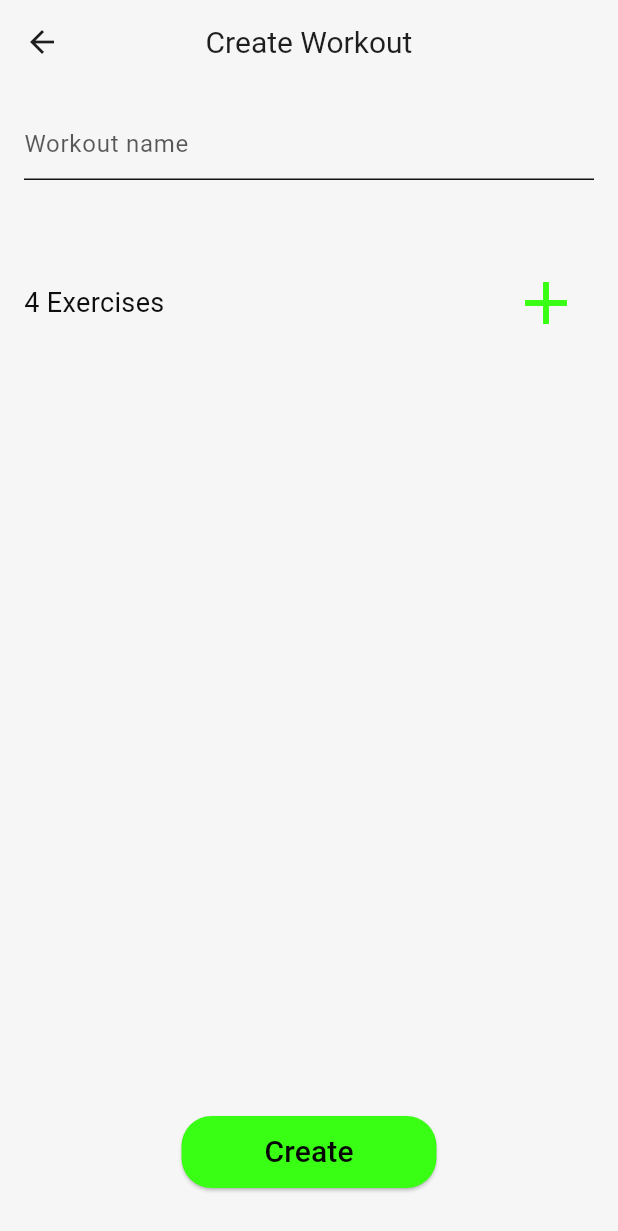
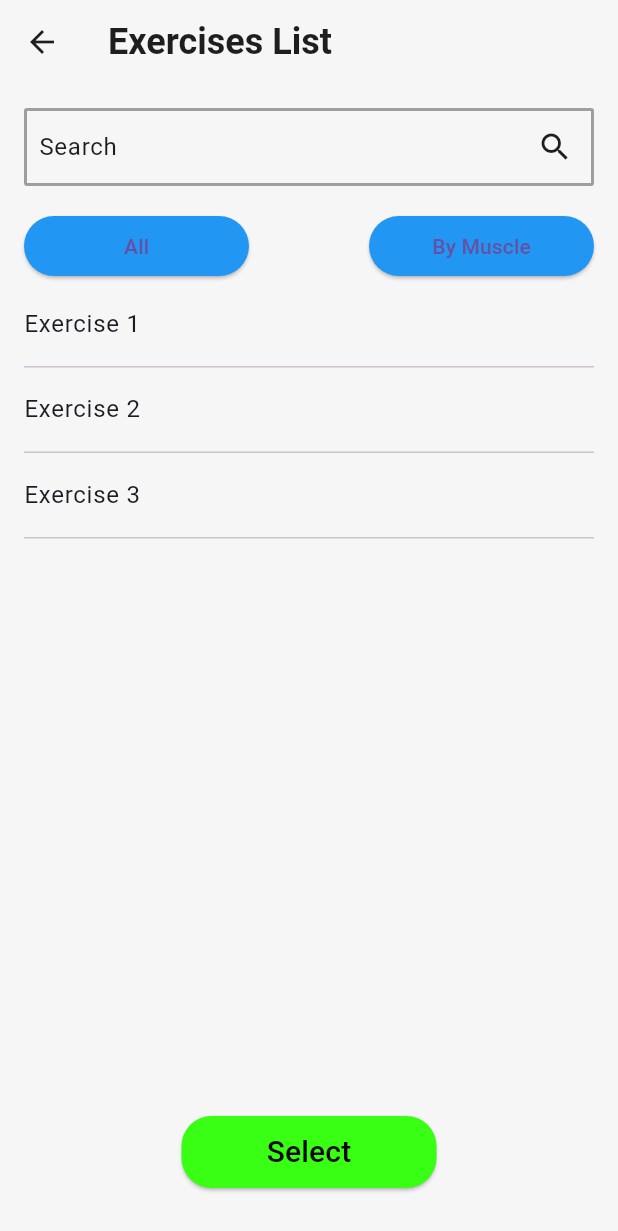
Before and after one commit to TakeOff30/fit_rep, a Flutter app: the WorkoutCreation screen opened directly, after a tap on the "add" icon, on a phone screen of 412 x 824 dp. Shown: the top 1231 px of the screen. Run offline on Flutter 3.47's test engine with Material 3 defaults, Android fonts, the phone set to English and light mode, and no system bars; our stand-ins replace fl_chart, table_calendar.

Commit message:
Add exercises selection screen and exercise container widget
add exercise selection screen and exercise container widget in "workout_creation.dart"

```diff
--- /dev/null
+++ b/lib/screens/exercises_selection.dart
@@ -0,0 +1,132 @@
+import 'package:flutter/material.dart';
+
+class ExercisesSelection extends StatefulWidget {
+  @override
+  _ExercisesSelectionState createState() => _ExercisesSelectionState();
+}
+
+class _ExercisesSelectionState extends State<ExercisesSelection> {
+  List<String> exercises = ['Exercise 1', 'Exercise 2', 'Exercise 3'];
+  int _selectedIndex = -1;
+
+  @override
+  Widget build(BuildContext context) {
+    return Scaffold(
+      appBar: AppBar(
+        title: Text(
+          'Exercises List',
+          style: TextStyle(
+              fontFamily: 'Roboto', fontSize: 24, fontWeight: FontWeight.bold),
+        ),
+      ),
+      body: Padding(
+        padding: const EdgeInsets.all(16.0),
+        child: Column(
+          children: <Widget>[
+            Container(
+              decoration: BoxDecoration(
+                border: Border.all(color: Colors.grey, width: 2),
+                borderRadius: BorderRadius.circular(2),
+              ),
+              child: Row(
+                children: <Widget>[
+                  Expanded(
+                    child: TextField(
+                      decoration: InputDecoration(
+                        hintText: 'Search',
+                        border: InputBorder.none,
+                        contentPadding:
+                            EdgeInsets.all(8.0),
+                        isDense:
+                            true, // remove the default padding of the TextField
+                      ),
+                    ),
+                  ),
+                  IconButton(
+                    icon: Icon(Icons.search),
+                    onPressed: () {
+                      // Implement your search functionality here
+                    },
+                  ),
+                ],
+              ),
+            ),
+            SizedBox(height: 16.0),
+            Row(
+              mainAxisAlignment: MainAxisAlignment.spaceBetween,
+              children: <Widget>[
+                ElevatedButton(
+                  onPressed: () {},
+                  child: Text('All'),
+                  style: ElevatedButton.styleFrom(
+                    fixedSize: Size(150, 36),
+                    backgroundColor: Colors.blue,
+                    padding: EdgeInsets.all(8),
+                    shape: RoundedRectangleBorder(
+                      borderRadius: BorderRadius.circular(20),
+                    ),
+                  ),
+                ),
+                ElevatedButton(
+                  onPressed: () {},
+                  child: Text('By Muscle'),
+                  style: ElevatedButton.styleFrom(
+                    fixedSize: Size(150, 36),
+                    backgroundColor: Colors.blue,
+                    padding: EdgeInsets.all(8),
+                    shape: RoundedRectangleBorder(
+                      borderRadius: BorderRadius.circular(20),
+                    ),
+                  ),
+                ),
+              ],
+            ),
+            Expanded(
+              child: ListView.builder(
+                itemCount: exercises.length,
+                itemBuilder: (context, index) {
+                  return Column(
+                    children: <Widget>[
+                      ListTile(
+                        contentPadding: EdgeInsets.zero,
+                        title: Text(exercises[index]),
+                        trailing:
+                            _selectedIndex == index ? Icon(Icons.check) : null,
+                        onTap: () {
+                          setState(() {
+                            _selectedIndex = index;
+                          });
+                        },
+                      ),
+                      Divider(height: 1),
+                    ],
+                  );
+                },
+              ),
+            ),
+            Padding(
+              padding: const EdgeInsets.only(bottom: 16),
+              child: ElevatedButton(
+                onPressed: () {
+                  // Button action here
+                },
+                child: Text(
+                  'Select',
+                  style: TextStyle(
+                      color: const Color.fromARGB(255, 6, 6, 6), fontSize: 20),
+                ),
+                style: ElevatedButton.styleFrom(
+                  backgroundColor: Color(0xFF39FF14),
+                  fixedSize: Size(170, 48),
+                  shape: RoundedRectangleBorder(
+                    borderRadius: BorderRadius.circular(20),
+                  ),
+                ),
+              ),
+            ),
+          ],
+        ),
+      ),
+    );
+  }
+}
--- a/lib/screens/workout_creation.dart
+++ b/lib/screens/workout_creation.dart
@@ -1,6 +1,7 @@
 import 'package:flutter/material.dart';
 import 'package:provider/provider.dart';
 import 'package:fit_rep/providers/workouts_manager.dart';
+import 'package:fit_rep/screens/exercises_selection.dart';
 
 class WorkoutCreation extends StatefulWidget {
   @override
@@ -9,6 +10,41 @@ class WorkoutCreation extends StatefulWidget {
 
 class _WorkoutCreationState extends State<WorkoutCreation> {
   final TextEditingController _nameController = TextEditingController();
+
+  Widget customContainer() {
+    return Container(
+      width: double.infinity,
+      height: 60.0,
+      padding: EdgeInsets.all(16.0),
+      decoration: BoxDecoration(
+        color: Colors.black,
+        border: Border.all(color: Colors.white, width: 1),
+        borderRadius: BorderRadius.circular(10.0),
+      ),
+      child: Row(
+        mainAxisAlignment: MainAxisAlignment.spaceBetween,
+        children: <Widget>[
+          Row(
+            children: <Widget>[
+              Text('Exercise 1', style: TextStyle(color: Colors.white, fontSize: 16, fontFamily: "Roboto", fontWeight: FontWeight.normal)),
+              SizedBox(width: 30.0),
+              Container(
+                width: 10.0,
+                height: 10.0,
+                decoration: BoxDecoration(
+                  color: Colors.white,
+                  shape: BoxShape.circle,
+                ),
+              ),
+              SizedBox(width: 45.0),
+              Text('3 Sets', style: TextStyle(color: Colors.white, fontSize: 16, fontFamily: "Roboto", fontWeight: FontWeight.normal)),
+            ],
+          ),
+          Icon(Icons.close, color: Colors.white),
+        ],
+      ),
+    );
+  }
 
   @override
   Widget build(BuildContext context) {
@@ -61,11 +97,17 @@ class _WorkoutCreationState extends State<WorkoutCreation> {
                         icon: Icon(Icons.add, color: Color(0xFF39FF14)),
                         iconSize: 48,
                         onPressed: () {
-                          // Logic to add exercise
+                          Navigator.of(context).push(
+                            MaterialPageRoute(
+                              builder: (context) => ExercisesSelection(),
+                            ),
+                          );
                         },
                       )
                     ],
                   ),
+                  SizedBox(height: 20),
+                  customContainer(), // customContainer() here
                 ],
               ),
             ),
```
